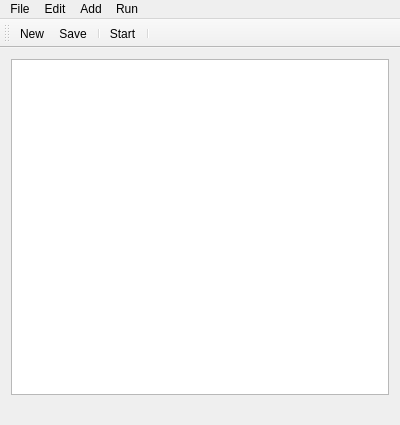
Old version of the form mainwindow.ui in the repository damr-/macro-creator.
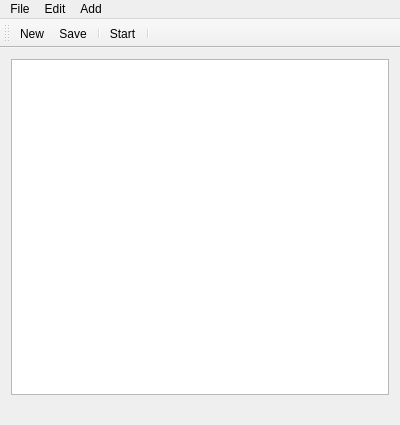
New version of the form. Icons and pictures are not drawn.

Patch:
```diff
--- a/mainwindow.ui
+++ b/mainwindow.ui
@@ -180,18 +180,9 @@
     <addaction name="action8Write"/>
     <addaction name="action9RunExe"/>
    </widget>
-   <widget class="QMenu" name="menuRun">
-    <property name="title">
-     <string>Run</string>
-    </property>
-    <addaction name="actionRStart"/>
-    <addaction name="actionRPause"/>
-    <addaction name="actionRStop"/>
-   </widget>
    <addaction name="menuFile"/>
    <addaction name="menuEdit"/>
    <addaction name="menuAdd"/>
-   <addaction name="menuRun"/>
   </widget>
   <widget class="QStatusBar" name="statusBar">
    <property name="sizeGripEnabled">
```
Left out of the diff: 31 changed lines with no effect on the pictures.
